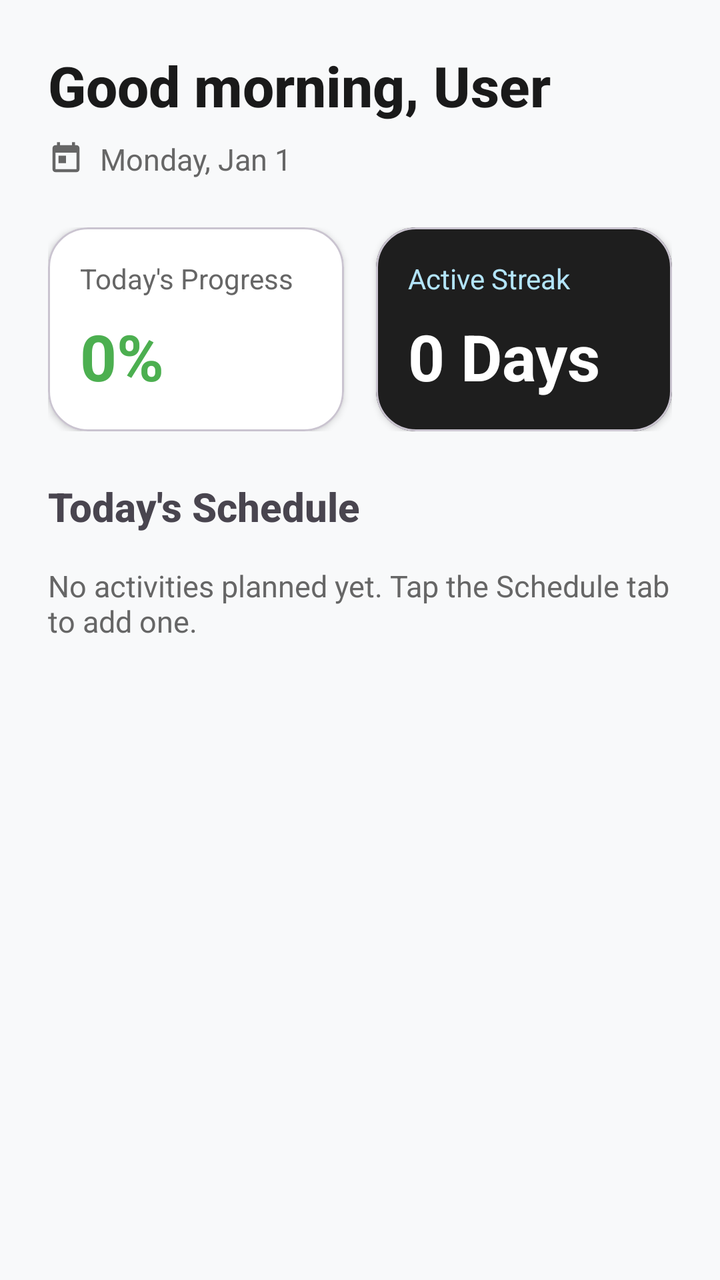
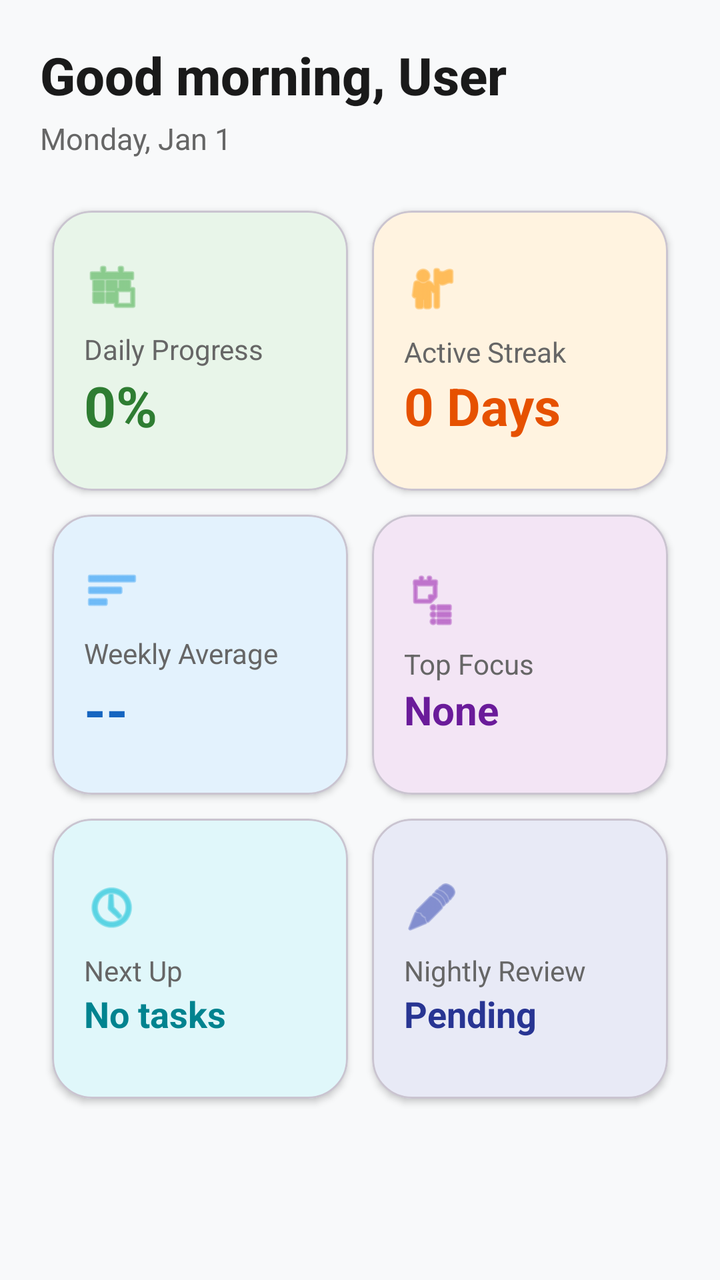

The first picture is an Android layout as it rendered before a commit; the second is the same layout after the commit. The layout source and the unified diff follow.
<!-- AndroidManifest.xml: application theme Theme.Material3.DayNight.NoActionBar -->
<!-- res/layout/fragment_dashboard.xml -->
<?xml version="1.0" encoding="utf-8"?>
<ScrollView xmlns:android="http://schemas.android.com/apk/res/android"
    xmlns:app="http://schemas.android.com/apk/res-auto"
    android:layout_width="match_parent"
    android:layout_height="match_parent"
    android:background="#F8F9FA">

    <LinearLayout
        android:layout_width="match_parent"
        android:layout_height="wrap_content"
        android:orientation="vertical"
        android:padding="24dp">

        <TextView
            android:id="@+id/tvGreeting"
            android:layout_width="wrap_content"
            android:layout_height="wrap_content"
            android:text="Good morning, User"
            android:textSize="28sp"
            android:textStyle="bold"
            android:fontFamily="sans-serif-medium"
            android:textColor="#1A1A1A" />

        <LinearLayout
            android:layout_width="wrap_content"
            android:layout_height="wrap_content"
            android:orientation="horizontal"
            android:gravity="center_vertical"
            android:layout_marginTop="8dp"
            android:layout_marginBottom="24dp">
            <ImageView android:layout_width="18dp" android:layout_height="18dp" android:src="@drawable/ic_calendar" app:tint="#666666" />
            <TextView android:id="@+id/tvDate" android:layout_width="wrap_content" android:layout_height="wrap_content" android:text="Monday, Jan 1" android:textSize="15sp" android:textColor="#666666" android:layout_marginStart="8dp" />
        </LinearLayout>

        
        <LinearLayout
            android:layout_width="match_parent"
            android:layout_height="wrap_content"
            android:orientation="horizontal"
            android:layout_marginBottom="24dp">

            
            <com.google.android.material.card.MaterialCardView
                android:id="@+id/cardProgress"
                android:layout_width="0dp"
                android:layout_height="wrap_content"
                android:layout_weight="1"
                android:layout_marginEnd="8dp"
                app:cardCornerRadius="20dp"
                app:cardElevation="2dp"
                app:cardBackgroundColor="#FFFFFF"
                android:clickable="true"
                android:focusable="true">
                <LinearLayout android:layout_width="match_parent" android:layout_height="wrap_content" android:orientation="vertical" android:padding="16dp">
                    <TextView android:layout_width="wrap_content" android:layout_height="wrap_content" android:text="Today's Progress" android:textSize="14sp" android:textColor="#666666" />
                    <TextView android:id="@+id/tvProgress" android:layout_width="wrap_content" android:layout_height="wrap_content" android:text="0%" android:textSize="32sp" android:textStyle="bold" android:textColor="#4CAF50" android:layout_marginTop="8dp" />
                </LinearLayout>
            </com.google.android.material.card.MaterialCardView>

            
            <com.google.android.material.card.MaterialCardView
                android:id="@+id/cardStreak"
                android:layout_width="0dp"
                android:layout_height="wrap_content"
                android:layout_weight="1"
                android:layout_marginStart="8dp"
                app:cardCornerRadius="20dp"
                app:cardElevation="2dp"
                app:cardBackgroundColor="#1E1E1E"
                android:clickable="true"
                android:focusable="true">
                <LinearLayout android:layout_width="match_parent" android:layout_height="wrap_content" android:orientation="vertical" android:padding="16dp">
                    <TextView android:layout_width="wrap_content" android:layout_height="wrap_content" android:text="Active Streak" android:textSize="14sp" android:textColor="#B3E5FC" />
                    <TextView android:id="@+id/tvStreak" android:layout_width="wrap_content" android:layout_height="wrap_content" android:text="0 Days" android:textSize="32sp" android:textStyle="bold" android:textColor="#FFFFFF" android:layout_marginTop="8dp" />
                </LinearLayout>
            </com.google.android.material.card.MaterialCardView>
        </LinearLayout>

        
        <TextView android:layout_width="wrap_content" android:layout_height="wrap_content" android:text="Today's Schedule" android:textSize="20sp" android:fontFamily="sans-serif-medium" android:textStyle="bold" android:layout_marginBottom="16dp" />
        <TextView android:id="@+id/tvStats" android:layout_width="match_parent" android:layout_height="wrap_content" android:text="No activities planned yet. Tap the Schedule tab to add one." android:textSize="15sp" android:textColor="#666666" />
    </LinearLayout>
</ScrollView>
<!-- resources referenced by this layout -->
<resources>
  <!-- drawable ic_calendar (drawable) -->
  <vector xmlns:android="http://schemas.android.com/apk/res/android"
      android:width="24dp" android:height="24dp"
      android:viewportWidth="24" android:viewportHeight="24">
      <path android:fillColor="#666666" android:pathData="M19,3h-1V1h-2v2H8V1H6v2H5c-1.11,0 -1.99,0.9 -1.99,2L3,19c0,1.1 0.89,2 2,2h14c1.1,0 2,-0.9 2,-2V5c0,-1.1 -0.9,-2 -2,-2zM19,19H5V8h14v11zM7,10h5v5H7z"/>
  </vector>
</resources>

<!-- the commit's change to res/layout/fragment_dashboard.xml (unified diff, before → after) -->
@@ -9,51 +9,51 @@
         android:layout_width="match_parent"
         android:layout_height="wrap_content"
         android:orientation="vertical"
-        android:padding="24dp">
+        android:padding="20dp">
 
         <TextView
             android:id="@+id/tvGreeting"
             android:layout_width="wrap_content"
             android:layout_height="wrap_content"
             android:text="Good morning, User"
-            android:textSize="28sp"
+            android:textSize="26sp"
             android:textStyle="bold"
             android:fontFamily="sans-serif-medium"
             android:textColor="#1A1A1A" />
 
-        <LinearLayout
+        <TextView
+            android:id="@+id/tvDate"
             android:layout_width="wrap_content"
             android:layout_height="wrap_content"
-            android:orientation="horizontal"
-            android:gravity="center_vertical"
-            android:layout_marginTop="8dp"
-            android:layout_marginBottom="24dp">
-            <ImageView android:layout_width="18dp" android:layout_height="18dp" android:src="@drawable/ic_calendar" app:tint="#666666" />
-            <TextView android:id="@+id/tvDate" android:layout_width="wrap_content" android:layout_height="wrap_content" android:text="Monday, Jan 1" android:textSize="15sp" android:textColor="#666666" android:layout_marginStart="8dp" />
-        </LinearLayout>
+            android:text="Monday, Jan 1"
+            android:textSize="15sp"
+            android:textColor="#666666"
+            android:layout_marginTop="4dp"
+            android:layout_marginBottom="20dp" />
 
         
-        <LinearLayout
+        <GridLayout
             android:layout_width="match_parent"
             android:layout_height="wrap_content"
-            android:orientation="horizontal"
-            android:layout_marginBottom="24dp">
+            android:columnCount="2"
+            android:rowCount="3"
+            android:alignmentMode="alignMargins"
+            android:columnOrderPreserved="false">
 
             
             <com.google.android.material.card.MaterialCardView
                 android:id="@+id/cardProgress"
                 android:layout_width="0dp"
-                android:layout_height="wrap_content"
-                android:layout_weight="1"
-                android:layout_marginEnd="8dp"
+                android:layout_height="140dp"
+                android:layout_columnWeight="1"
+                android:layout_margin="6dp"
                 app:cardCornerRadius="20dp"
                 app:cardElevation="2dp"
-                app:cardBackgroundColor="#FFFFFF"
-                android:clickable="true"
-                android:focusable="true">
-                <LinearLayout android:layout_width="match_parent" android:layout_height="wrap_content" android:orientation="vertical" android:padding="16dp">
-                    <TextView android:layout_width="wrap_content" android:layout_height="wrap_content" android:text="Today's Progress" android:textSize="14sp" android:textColor="#666666" />
-                    <TextView android:id="@+id/tvProgress" android:layout_width="wrap_content" android:layout_height="wrap_content" android:text="0%" android:textSize="32sp" android:textStyle="bold" android:textColor="#4CAF50" android:layout_marginTop="8dp" />
+                app:cardBackgroundColor="#E8F5E9">
+                <LinearLayout android:layout_width="match_parent" android:layout_height="match_parent" android:orientation="vertical" android:padding="16dp" android:gravity="center_vertical">
+                    <ImageView android:layout_width="28dp" android:layout_height="28dp" android:src="@android:drawable/ic_menu_today" app:tint="#4CAF50"/>
+                    <TextView android:layout_width="wrap_content" android:layout_height="wrap_content" android:text="Daily Progress" android:textSize="14sp" android:textColor="#666666" android:layout_marginTop="8dp"/>
+                    <TextView android:id="@+id/tvProgress" android:layout_width="wrap_content" android:layout_height="wrap_content" android:text="0%" android:textSize="28sp" android:textStyle="bold" android:textColor="#2E7D32" />
                 </LinearLayout>
             </com.google.android.material.card.MaterialCardView>
 
@@ -61,23 +61,87 @@
             <com.google.android.material.card.MaterialCardView
                 android:id="@+id/cardStreak"
                 android:layout_width="0dp"
-                android:layout_height="wrap_content"
-                android:layout_weight="1"
-                android:layout_marginStart="8dp"
+                android:layout_height="140dp"
+                android:layout_columnWeight="1"
+                android:layout_margin="6dp"
                 app:cardCornerRadius="20dp"
                 app:cardElevation="2dp"
-                app:cardBackgroundColor="#1E1E1E"
-                android:clickable="true"
-                android:focusable="true">
-                <LinearLayout android:layout_width="match_parent" android:layout_height="wrap_content" android:orientation="vertical" android:padding="16dp">
-                    <TextView android:layout_width="wrap_content" android:layout_height="wrap_content" android:text="Active Streak" android:textSize="14sp" android:textColor="#B3E5FC" />
-                    <TextView android:id="@+id/tvStreak" android:layout_width="wrap_content" android:layout_height="wrap_content" android:text="0 Days" android:textSize="32sp" android:textStyle="bold" android:textColor="#FFFFFF" android:layout_marginTop="8dp" />
+                app:cardBackgroundColor="#FFF3E0">
+                <LinearLayout android:layout_width="match_parent" android:layout_height="match_parent" android:orientation="vertical" android:padding="16dp" android:gravity="center_vertical">
+                    <ImageView android:layout_width="28dp" android:layout_height="28dp" android:src="@android:drawable/ic_menu_myplaces" app:tint="#FF9800"/>
+                    <TextView android:layout_width="wrap_content" android:layout_height="wrap_content" android:text="Active Streak" android:textSize="14sp" android:textColor="#666666" android:layout_marginTop="8dp"/>
+                    <TextView android:id="@+id/tvStreak" android:layout_width="wrap_content" android:layout_height="wrap_content" android:text="0 Days" android:textSize="26sp" android:textStyle="bold" android:textColor="#E65100" />
                 </LinearLayout>
             </com.google.android.material.card.MaterialCardView>
-        </LinearLayout>
 
-        
-        <TextView android:layout_width="wrap_content" android:layout_height="wrap_content" android:text="Today's Schedule" android:textSize="20sp" android:fontFamily="sans-serif-medium" android:textStyle="bold" android:layout_marginBottom="16dp" />
-        <TextView android:id="@+id/tvStats" android:layout_width="match_parent" android:layout_height="wrap_content" android:text="No activities planned yet. Tap the Schedule tab to add one." android:textSize="15sp" android:textColor="#666666" />
+            
+            <com.google.android.material.card.MaterialCardView
+                android:id="@+id/cardWeeklyAvg"
+                android:layout_width="0dp"
+                android:layout_height="140dp"
+                android:layout_columnWeight="1"
+                android:layout_margin="6dp"
+                app:cardCornerRadius="20dp"
+                app:cardElevation="2dp"
+                app:cardBackgroundColor="#E3F2FD">
+                <LinearLayout android:layout_width="match_parent" android:layout_height="match_parent" android:orientation="vertical" android:padding="16dp" android:gravity="center_vertical">
+                    <ImageView android:layout_width="28dp" android:layout_height="28dp" android:src="@android:drawable/ic_menu_sort_by_size" app:tint="#2196F3"/>
+                    <TextView android:layout_width="wrap_content" android:layout_height="wrap_content" android:text="Weekly Average" android:textSize="14sp" android:textColor="#666666" android:layout_marginTop="8dp"/>
+                    <TextView android:id="@+id/tvWeeklyAvg" android:layout_width="wrap_content" android:layout_height="wrap_content" android:text="--" android:textSize="28sp" android:textStyle="bold" android:textColor="#1565C0" />
+                </LinearLayout>
+            </com.google.android.material.card.MaterialCardView>
+
+            
+            <com.google.android.material.card.MaterialCardView
+                android:id="@+id/cardTopFocus"
+                android:layout_width="0dp"
+                android:layout_height="140dp"
+                android:layout_columnWeight="1"
+                android:layout_margin="6dp"
+                app:cardCornerRadius="20dp"
+                app:cardElevation="2dp"
+                app:cardBackgroundColor="#F3E5F5">
+                <LinearLayout android:layout_width="match_parent" android:layout_height="match_parent" android:orientation="vertical" android:padding="16dp" android:gravity="center_vertical">
+                    <ImageView android:layout_width="28dp" android:layout_height="28dp" android:src="@android:drawable/ic_menu_agenda" app:tint="#9C27B0"/>
+                    <TextView android:layout_width="wrap_content" android:layout_height="wrap_content" android:text="Top Focus" android:textSize="14sp" android:textColor="#666666" android:layout_marginTop="8dp"/>
+                    <TextView android:id="@+id/tvTopFocus" android:layout_width="wrap_content" android:layout_height="wrap_content" android:text="None" android:textSize="20sp" android:textStyle="bold" android:textColor="#6A1B9A" android:maxLines="1" android:ellipsize="end" />
+                </LinearLayout>
+            </com.google.android.material.card.MaterialCardView>
+
+            
+            <com.google.android.material.card.MaterialCardView
+                android:id="@+id/cardNextUp"
+                android:layout_width="0dp"
+                android:layout_height="140dp"
+                android:layout_columnWeight="1"
+                android:layout_margin="6dp"
+                app:cardCornerRadius="20dp"
+                app:cardElevation="2dp"
+                app:cardBackgroundColor="#E0F7FA">
+                <LinearLayout android:layout_width="match_parent" android:layout_height="match_parent" android:orientation="vertical" android:padding="16dp" android:gravity="center_vertical">
+                    <ImageView android:layout_width="28dp" android:layout_height="28dp" android:src="@android:drawable/ic_menu_recent_history" app:tint="#00BCD4"/>
+                    <TextView android:layout_width="wrap_content" android:layout_height="wrap_content" android:text="Next Up" android:textSize="14sp" android:textColor="#666666" android:layout_marginTop="8dp"/>
+                    <TextView android:id="@+id/tvNextUp" android:layout_width="wrap_content" android:layout_height="wrap_content" android:text="No tasks" android:textSize="18sp" android:textStyle="bold" android:textColor="#00838F" android:maxLines="1" android:ellipsize="end" />
+                </LinearLayout>
+            </com.google.android.material.card.MaterialCardView>
+
+            
+            <com.google.android.material.card.MaterialCardView
+                android:id="@+id/cardReview"
+                android:layout_width="0dp"
+                android:layout_height="140dp"
+                android:layout_columnWeight="1"
+                android:layout_margin="6dp"
+                app:cardCornerRadius="20dp"
+                app:cardElevation="2dp"
+                app:cardBackgroundColor="#E8EAF6">
+                <LinearLayout android:layout_width="match_parent" android:layout_height="match_parent" android:orientation="vertical" android:padding="16dp" android:gravity="center_vertical">
+                    <ImageView android:layout_width="28dp" android:layout_height="28dp" android:src="@android:drawable/ic_menu_edit" app:tint="#3F51B5"/>
+                    <TextView android:layout_width="wrap_content" android:layout_height="wrap_content" android:text="Nightly Review" android:textSize="14sp" android:textColor="#666666" android:layout_marginTop="8dp"/>
+                    <TextView android:id="@+id/tvReviewStatus" android:layout_width="wrap_content" android:layout_height="wrap_content" android:text="Pending" android:textSize="18sp" android:textStyle="bold" android:textColor="#283593" />
+                </LinearLayout>
+            </com.google.android.material.card.MaterialCardView>
+
+        </GridLayout>
     </LinearLayout>
 </ScrollView>
<!-- resource entries referenced after the edit -->
@@ -1,10 +1,5 @@
 <!-- resources referenced by this layout -->
 <resources>
-  <!-- drawable ic_calendar (drawable) -->
-  <vector xmlns:android="http://schemas.android.com/apk/res/android"
-      android:width="24dp" android:height="24dp"
-      android:viewportWidth="24" android:viewportHeight="24">
-      <path android:fillColor="#666666" android:pathData="M19,3h-1V1h-2v2H8V1H6v2H5c-1.11,0 -1.99,0.9 -1.99,2L3,19c0,1.1 0.89,2 2,2h14c1.1,0 2,-0.9 2,-2V5c0,-1.1 -0.9,-2 -2,-2zM19,19H5V8h14v11zM7,10h5v5H7z"/>
-  </vector>
+
 </resources>
 
